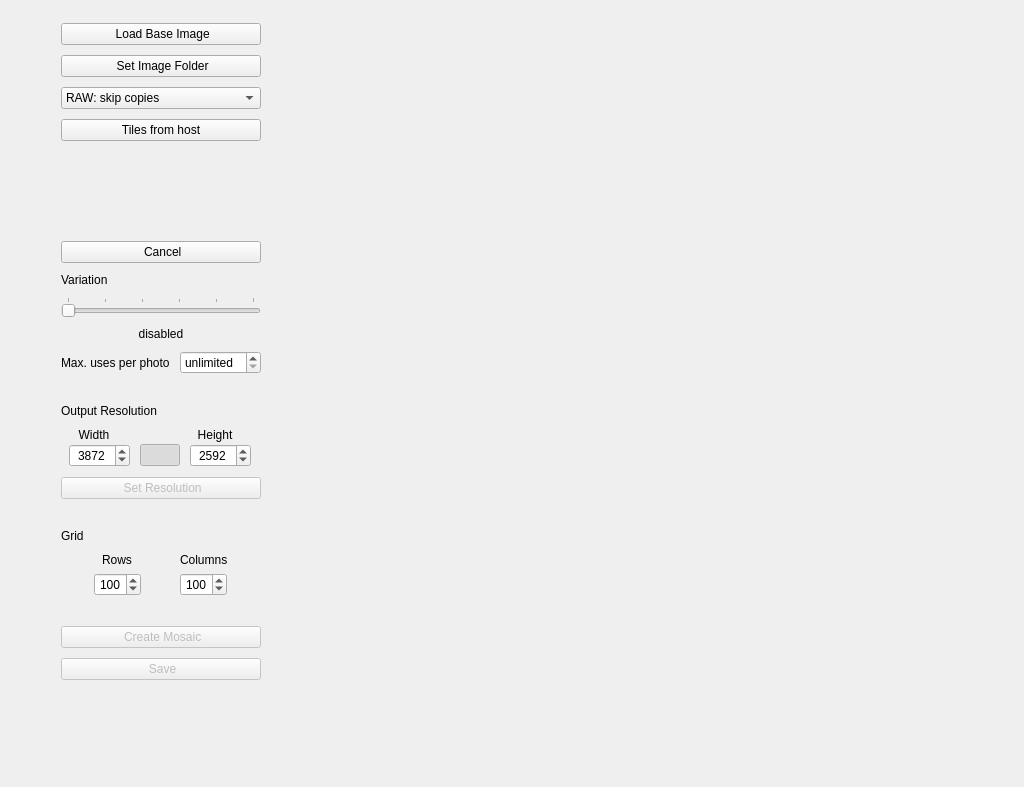
Qt form mainwindow.ui (MightyMirko/ImageMosaicWall) before a commit.
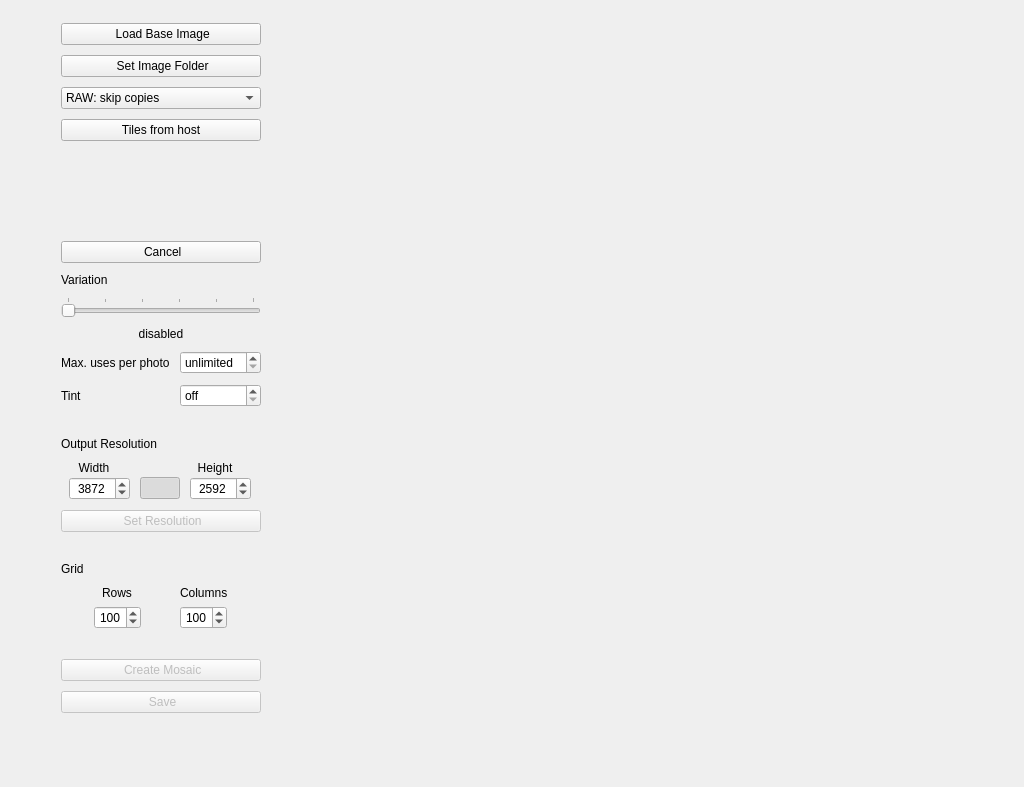
The same form after that commit. Icons and pictures are not drawn. Custom widgets are drawn as their Qt base class.

Commit message:
Optional tint: blend the target color into each tile
Add a "Tint" setting (0-100 %, off by default) that blends the cell's
color in the base image into its tile:
pixel = (1 - tint) * pixel + tint * target. This is the most effective
way to make the mosaic read as the base image from a distance,
especially with a small or one-sided photo library. It is the same
blend as the tint_strength option of the mosaic CLI.

Closes #13

What changed in the file:
```diff
--- a/mainwindow.ui
+++ b/mainwindow.ui
@@ -420,6 +420,41 @@
                  </property>
                 </widget>
                </item>
+               <item row="3" column="0">
+                <widget class="QLabel" name="lblTint">
+                 <property name="toolTip">
+                  <string>Blends the color of the base image into each tile, so the mosaic reads better from a distance. 10 to 30 % is usually enough.</string>
+                 </property>
+                 <property name="text">
+                  <string>Tint</string>
+                 </property>
+                </widget>
+               </item>
+               <item row="3" column="1">
+                <widget class="QSpinBox" name="sbTint">
+                 <property name="toolTip">
+                  <string>Blends the color of the base image into each tile, so the mosaic reads better from a distance. 10 to 30 % is usually enough.</string>
+                 </property>
+                 <property name="specialValueText">
+                  <string>off</string>
+                 </property>
+                 <property name="suffix">
+                  <string> %</string>
+                 </property>
+                 <property name="minimum">
+                  <number>0</number>
+                 </property>
+                 <property name="maximum">
+                  <number>100</number>
+                 </property>
+                 <property name="singleStep">
+                  <number>5</number>
+                 </property>
+                 <property name="value">
+                  <number>0</number>
+                 </property>
+                </widget>
+               </item>
               </layout>
              </item>
              <item>
```
The commit also changes 4 other files.
